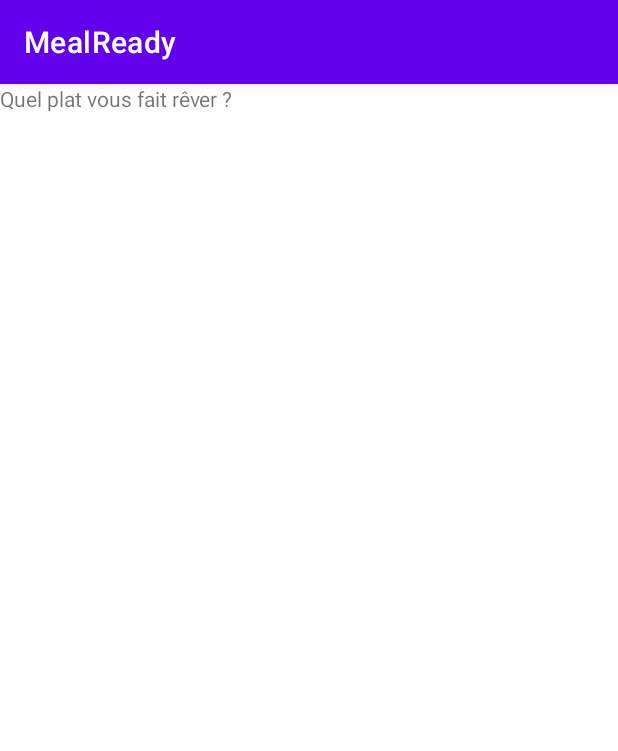
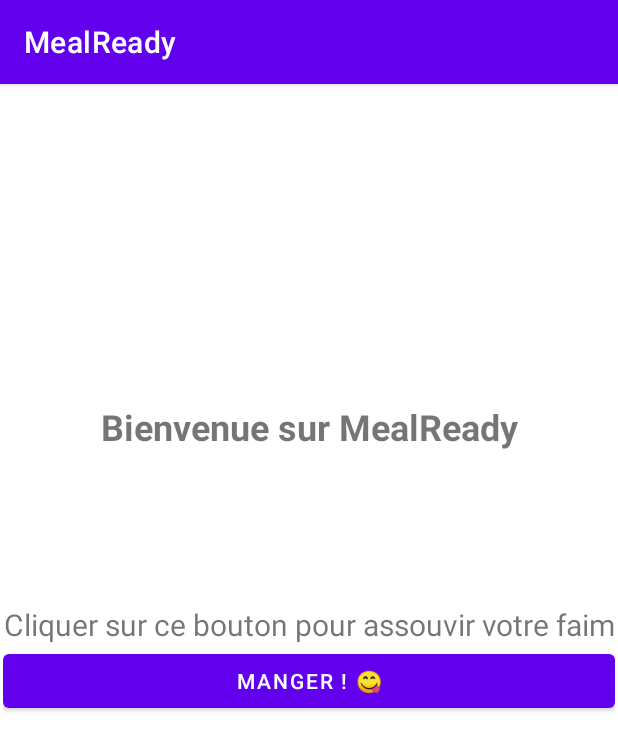
Before and after one commit to sharkoshub/MealReady_Android, an Android app: the screen it shows after launch (MainActivity), on a phone screen of 412 x 824 dp. Shown: the top 751 px of the screen. Run offline under Robolectric (Android 15) with nearby library versions, the light colour scheme and no system bars; our stand-ins replace Volley.

Commit message:
redirection vers l'activité listant les plats

```diff
--- a/app/src/main/AndroidManifest.xml
+++ b/app/src/main/AndroidManifest.xml
@@ -19,6 +19,7 @@
                 <category android:name="android.intent.category.LAUNCHER" />
             </intent-filter>
         </activity>
+        <activity android:name=".ListPlatActivity" android:exported="true"></activity>
     </application>
     <!--Internet Permission-->
     <uses-permission android:name="android.permission.INTERNET" />
--- a/app/src/main/java/fr/sharkos/mealready/MainActivity.java
+++ b/app/src/main/java/fr/sharkos/mealready/MainActivity.java
@@ -3,9 +3,14 @@ package fr.sharkos.mealready;
 import androidx.appcompat.app.AppCompatActivity;
 
 import static android.content.ContentValues.TAG;
+
+import android.content.Intent;
 import android.os.Bundle;
 import android.util.Log;
+import android.view.View;
+import android.widget.Button;
 import android.widget.TextView;
+import android.widget.Toast;
 
 import com.android.volley.Request;
 import com.android.volley.RequestQueue;
@@ -23,73 +28,22 @@ import java.util.List;
 
 public class MainActivity extends AppCompatActivity {
 
-    private static final String URL = "https://mealready.herokuapp.com/plats";
-    private List<Plat> platList;
-
     @Override
     protected void onCreate(Bundle savedInstanceState) {
         super.onCreate(savedInstanceState);
         setContentView(R.layout.activity_main);
 
-        platList = new ArrayList<>();
+        Button clickToEat = findViewById(R.id.clickToEat);
 
-        this.getPlat();
+        clickToEat.setOnClickListener(new View.OnClickListener() {
+            @Override
+            public void onClick(View v) {
+                Toast.makeText(MainActivity.this, "Manger ! \uD83D\uDE0B", Toast.LENGTH_SHORT).show();
+                Intent listPlatIntent = new Intent(MainActivity.this, ListPlatActivity.class);
+                startActivity(listPlatIntent);
+            }
+        });
     }
 
-    public void getPlat() {
-
-        TextView listViewTitle = (TextView) findViewById(R.id.listViewTitle);
-        listViewTitle.setText("Quel plat vous fait rêver ?\n\n");
-
-        TextView listView = (TextView) findViewById(R.id.listView);
-
-        RequestQueue queue = Volley.newRequestQueue(this);
-
-        StringRequest stringRequest = new StringRequest(Request.Method.GET, URL,
-                new Response.Listener<String>() {
-                    @Override
-                    public void onResponse(String response) {
-                        try {
-                            JSONArray array = new JSONArray(response);
-                            for (int i=0;i < array.length();i++) {
-                                JSONObject object = array.getJSONObject(i);
-
-                                Plat plat = new Plat(
-                                        object.getInt("id"),
-                                        object.getString("nom"),
-                                        object.getString("description"),
-                                        object.getDouble("prixUnitaire"),
-                                        object.getInt("nbPlat"),
-                                        object.getString("photo")
-                                );
-
-                                platList.add(plat);
-
-                                // Initiatialiser mon TextView
-                                Log.i(TAG, "nom du plat = "+plat.getNom());
-                                listView.append(plat.getNom()+
-                                        "\n\n"+ plat.getDescription()+
-                                        "\n\n Nombre de plats disponibles : " +plat.getNbPlat()+
-                                        "\n\n Prix unitaire : " +plat.getPrixUnitaire()+" € \n\n\n"
-                                );
-
-                            }
-                            Log.i(TAG, "taille de la response = "+platList.size());
-                        } catch (JSONException e) {
-                            e.printStackTrace();
-                            Log.e(TAG, "Error Response = "+e.getMessage());
-                        }
-
-                    }
-                }, new Response.ErrorListener() {
-            @Override
-            public void onErrorResponse(VolleyError error) {
-                //listView.setText("That didn't work!");
-                Log.e("api", "error response : "+ error.getLocalizedMessage());
-            }
-        });
-
-        queue.add(stringRequest);
-    }
 
 }
--- a/app/src/main/res/layout/activity_main.xml
+++ b/app/src/main/res/layout/activity_main.xml
@@ -3,28 +3,45 @@
     xmlns:app="http://schemas.android.com/apk/res-auto"
     xmlns:tools="http://schemas.android.com/tools"
     android:layout_width="match_parent"
-    android:layout_height="match_parent"
-    tools:context=".MainActivity">
+    android:layout_height="match_parent">
 
-    <ScrollView
-        android:layout_width="match_parent"
-        android:layout_height="match_parent">
+    <LinearLayout
+        android:id="@+id/linearLayout"
+        android:layout_width="wrap_content"
+        android:layout_height="wrap_content"
+        android:orientation="vertical"
+        app:layout_constraintBottom_toBottomOf="parent"
+        app:layout_constraintEnd_toEndOf="parent"
+        app:layout_constraintStart_toStartOf="parent"
+        app:layout_constraintTop_toTopOf="parent">
 
-        <LinearLayout
+        <TextView
+            android:id="@+id/textToClickView"
             android:layout_width="match_parent"
             android:layout_height="wrap_content"
-            android:orientation="vertical">
+            android:text="Cliquer sur ce bouton pour assouvir votre faim"
+            android:textAlignment="center"
+            android:textSize="20sp" />
 
-            <TextView
-                android:id="@+id/listViewTitle"
-                android:layout_width="wrap_content"
-                android:layout_height="wrap_content" />
+        <Button
+            android:id="@+id/clickToEat"
+            android:layout_width="match_parent"
+            android:layout_height="wrap_content"
+            android:text="Manger ! 😋" />
+    </LinearLayout>
 
-            <TextView
-                android:id="@+id/listView"
-                android:layout_width="wrap_content"
-                android:layout_height="wrap_content" />
-        </LinearLayout>
-    </ScrollView>
-
+    <TextView
+        android:id="@+id/mainTitleView"
+        android:layout_width="match_parent"
+        android:layout_height="wrap_content"
+        android:layout_marginTop="197dp"
+        android:layout_marginBottom="88dp"
+        android:text="Bienvenue sur MealReady"
+        android:textAlignment="center"
+        android:textSize="24sp"
+        android:textStyle="bold"
+        app:layout_constraintBottom_toTopOf="@+id/linearLayout"
+        app:layout_constraintEnd_toEndOf="parent"
+        app:layout_constraintStart_toStartOf="parent"
+        app:layout_constraintTop_toTopOf="parent" />
 </androidx.constraintlayout.widget.ConstraintLayout>
```
Also changed, not shown: app/src/main/java/fr/sharkos/mealready/ListPlatActivity.java (added, +97 -0 lines), app/src/main/res/layout/activity_list_plat.xml (added, +30 -0 lines).
